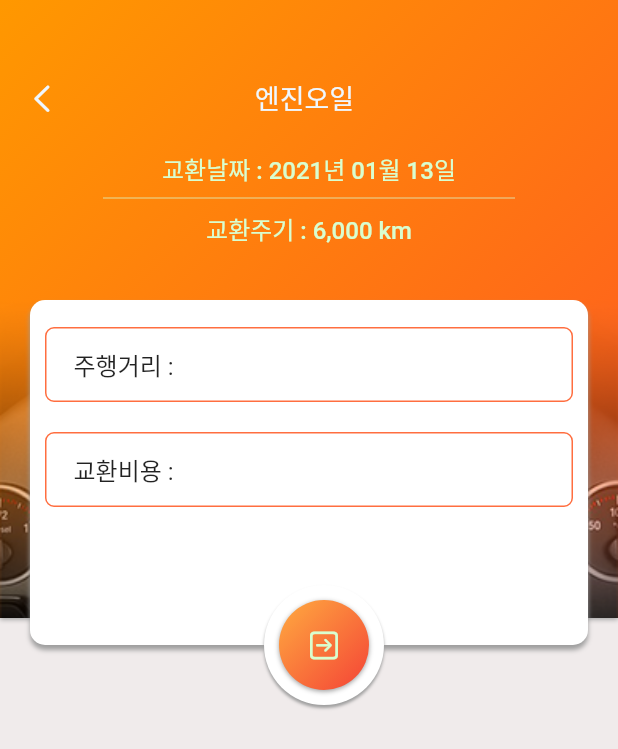
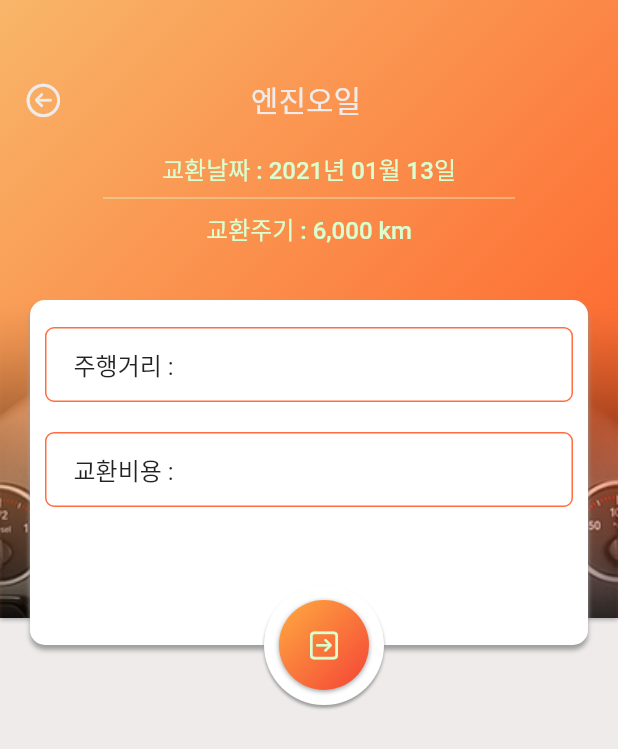
Before and after one commit to geojun01/CarMoa, a Flutter app: the InputData screen opened directly, on a phone screen of 412 x 824 dp. Shown: the top 749 px of the screen. Run offline on Flutter 3.47's test engine with Material 2 defaults, Android fonts, the phone set to English and light mode, and no system bars; our stand-ins replace date_format, flutter_svg, flutter_swiper, font_awesome_flutter, geolocator, permission_handler and 4 more; missing offline and left inert: app_settings, pattern_formatter, sa_multi_tween; accounts and stored records are empty; network calls fail.

```diff
--- a/lib/activity/main_view/input_data.dart
+++ b/lib/activity/main_view/input_data.dart
@@ -8,6 +8,7 @@ import 'package:carmoa/data/db_create.dart';
 import 'package:date_format/date_format.dart';
 import 'package:flutter/cupertino.dart';
 import 'package:flutter/material.dart';
+import 'package:flutter/scheduler.dart';
 import 'package:flutter/services.dart';
 import 'package:intl/intl.dart';
 import 'package:pattern_formatter/numeric_formatter.dart';
@@ -59,7 +60,10 @@ class _InputDataState extends State<InputData> {
                     gradient: LinearGradient(
                         begin: Alignment.topLeft,
                         end: Alignment.bottomRight,
-                        colors: [Colors.orange, Colors.deepOrange]),
+                        colors: [
+                          Color.fromRGBO(248, 182, 105, 1),
+                          Colors.deepOrange
+                        ]),
                     boxShadow: [
                       BoxShadow(
                           color: Colors.grey,
@@ -102,9 +106,9 @@ class _InputDataState extends State<InputData> {
                                     child: Padding(
                                       padding: const EdgeInsets.all(4.0),
                                       child: Icon(
-                                        CupertinoIcons.left_chevron,
-                                        color: whiteColor,
-                                        size: 24,
+                                        CupertinoIcons.arrow_left_circle,
+                                        size: 26,
+                                        color: baseColor,
                                       ),
                                     )),
                               ),
@@ -113,8 +117,8 @@ class _InputDataState extends State<InputData> {
                             Text(
                               '${widget.titleName}',
                               style: TextStyle(
-                                  fontSize: 18,
-                                  color: whiteColor,
+                                  fontSize: 20,
+                                  color: baseColor,
                                   fontWeight: FontWeight.w500),
                             ),
                             Expanded(child: Container()),
@@ -276,7 +280,7 @@ class _InputDataState extends State<InputData> {
                         ),
                       ),
                       // 앞 / 뒤 교환 확인
-                      exchangeCheck(),
+                      exchangeCheck(context),
                     ],
                   ),
                 ),
@@ -399,8 +403,83 @@ class _InputDataState extends State<InputData> {
     );
   }
 
-  Widget exchangeCheck() {
+  Widget exchangeCheck(BuildContext context) {
+    ThemeData themeData = Theme.of(context);
+
     if (titleName == "타이어" || titleName == "브레이크패드") {
+      if (themeData.brightness == Brightness.dark) {
+        // 테마 - 다크 모드
+        return Padding(
+          padding: const EdgeInsets.only(top: 10),
+          child: Row(
+            children: [
+              Row(
+                crossAxisAlignment: CrossAxisAlignment.center,
+                children: [
+                  SizedBox(width: 15),
+                  Container(
+                    decoration: const BoxDecoration(
+                      border: Border(
+                        top: BorderSide(width: 3, color: Colors.black87),
+                        left: BorderSide(width: 3, color: Colors.black87),
+                        right: BorderSide(width: 3, color: Colors.black87),
+                        bottom: BorderSide(width: 3, color: Colors.black87),
+                      ),
+                    ),
+                    width: 20,
+                    height: 20,
+                    child: Checkbox(
+                      activeColor: primaryMainColor,
+                      value: isFront,
+                      onChanged: (value) {
+                        setState(() {
+                          isFront = value;
+                          if (isFront == true) isSaveCheck = true;
+                        });
+                      },
+                    ),
+                  ),
+                  SizedBox(width: 10),
+                  Text('앞 교환', style: TextStyle(color: Colors.black87)),
+                ],
+              ),
+              Expanded(child: Container()),
+              Row(
+                crossAxisAlignment: CrossAxisAlignment.center,
+                children: [
+                  SizedBox(width: 20),
+                  Text('뒤 교환', style: TextStyle(color: Colors.black87)),
+                  SizedBox(width: 10),
+                  Container(
+                    decoration: const BoxDecoration(
+                      border: Border(
+                        top: BorderSide(width: 3, color: Colors.black87),
+                        left: BorderSide(width: 3, color: Colors.black87),
+                        right: BorderSide(width: 3, color: Colors.black87),
+                        bottom: BorderSide(width: 3, color: Colors.black87),
+                      ),
+                    ),
+                    width: 20,
+                    height: 20,
+                    child: Checkbox(
+                      activeColor: primaryMainColor,
+                      value: isBack,
+                      onChanged: (value) {
+                        setState(() {
+                          isBack = value;
+                          if (isBack == true) isSaveCheck = true;
+                        });
+                      },
+                    ),
+                  ),
+                  SizedBox(width: 15),
+                ],
+              ),
+            ],
+          ),
+        );
+      } else {
+        // 테마 - 라이트 모드
         return Row(
           children: [
             Row(
@@ -415,9 +494,10 @@ class _InputDataState extends State<InputData> {
                         isFront = value;
                         if (isFront == true) isSaveCheck = true;
                       });
-                    }),
+                    },
                   ),
-              Text('앞 교환'),
+                ),
+                Text('앞 교환', style: TextStyle(color: Colors.black87)),
               ],
             ),
             Expanded(child: Container()),
@@ -425,7 +505,7 @@ class _InputDataState extends State<InputData> {
               crossAxisAlignment: CrossAxisAlignment.center,
               children: [
                 SizedBox(width: 20),
-              Text('뒤 교환'),
+                Text('뒤 교환', style: TextStyle(color: Colors.black87)),
                 Transform.scale(
                   scale: 1.0,
                   child: Checkbox(
@@ -437,11 +517,12 @@ class _InputDataState extends State<InputData> {
                       });
                     },
                   ),
-              )
+                ),
               ],
             ),
           ],
         );
+      }
     } else {
       isSaveCheck = true;
       return Container();
--- a/lib/activity/main_view/main_sub_view/data_list_view.dart
+++ b/lib/activity/main_view/main_sub_view/data_list_view.dart
@@ -5,7 +5,6 @@ import 'package:carmoa/data/car_data_model.dart';
 import 'package:carmoa/data/db_create.dart';
 import 'package:flutter/cupertino.dart';
 import 'package:flutter/material.dart';
-import 'package:font_awesome_flutter/font_awesome_flutter.dart';
 import 'package:provider/provider.dart';
 
 class DataListView extends StatefulWidget {
@@ -129,8 +128,7 @@ class _DataListViewState extends State<DataListView> {
                 ],
               ),
               Divider(thickness: 1),
-              Text('교환거리 : ${changeUnit(_item.exchange)} km',
-                  style: mainText),
+              Text('교환거리 : ${changeUnit(_item.exchange)} km', style: mainText),
               SizedBox(height: 2),
               Text('교환비용 : ${changeUnit(_item.price)} 원', style: mainText),
               exchangeView(_item),
--- a/lib/config/config_style.dart
+++ b/lib/config/config_style.dart
@@ -1,16 +1,15 @@
-import 'dart:io';
 
 import 'package:flutter/cupertino.dart';
 import 'package:flutter/material.dart';
 
-Color primaryMainColor = Color.fromRGBO(43, 139, 229, 1);
-Color mainColor = Color.fromRGBO(48, 96, 96, 1.0);
-Color startColor = Color.fromRGBO(70, 112, 112, 1.0);
-Color whiteColor = Color.fromRGBO(239, 247, 255, 1);
-Color grayColor = Color.fromRGBO(71, 71, 71, 1);
-Color iconMenuColor = Color.fromRGBO(236, 228, 228, 1);
-Color baseColor = Color.fromRGBO(240, 235, 235, 1);
-Color subMenuColor = Color.fromRGBO(51, 63, 63, 1);
+const Color mainColor = Color.fromRGBO(48, 96, 96, 1.0);
+const Color startColor = Color.fromRGBO(70, 112, 112, 1.0);
+const Color baseColor = Color.fromRGBO(240, 235, 235, 1);
+const Color subMenuColor = Color.fromRGBO(51, 63, 63, 1);
+const Color iconMenuColor = Color.fromRGBO(236, 228, 228, 1);
+const Color primaryMainColor = Color.fromRGBO(43, 139, 229, 1);
+// const Color whiteColor = Color.fromRGBO(239, 247, 255, 1);
+// const Color grayColor = Color.fromRGBO(71, 71, 71, 1);
 
 const mainText = TextStyle(
   fontWeight: FontWeight.w400,
@@ -41,10 +40,6 @@ const titleMinText12 = TextStyle(
   fontSize: 12,
   color: Color.fromRGBO(150, 150, 150, 1),
 );
-
-class Styles {
-  static File imagePath;
-}
 
 bool isIconMenuCheck = false;
 bool isMenuCheck = false;
--- a/lib/config/provider/model.dart
+++ b/lib/config/provider/model.dart
@@ -74,6 +74,11 @@ class Model with ChangeNotifier {
     notifyListeners();
   }
 
+  void listDelete(CarModel item) {
+    carData.remove(item);
+    selectData.remove(item);
+  }
+
   void listClear() {
     if (getIndex() > 0) {
       carData.clear();
```
Also changed, not shown: lib/activity/camping/camping_main.dart (+26 -9 lines), lib/activity/main_view/car_info_view.dart (+3 -4 lines), lib/activity/travel/road_travel.dart (+21 -10 lines). Lines whose indentation alone changed are shown as unchanged.
